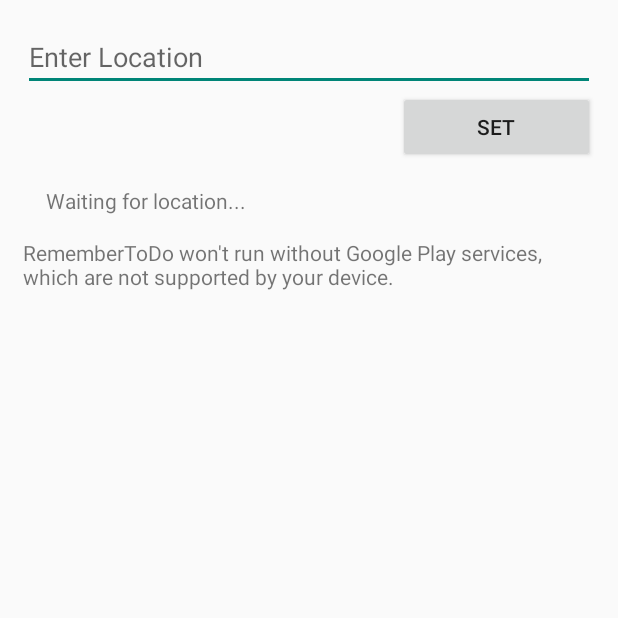
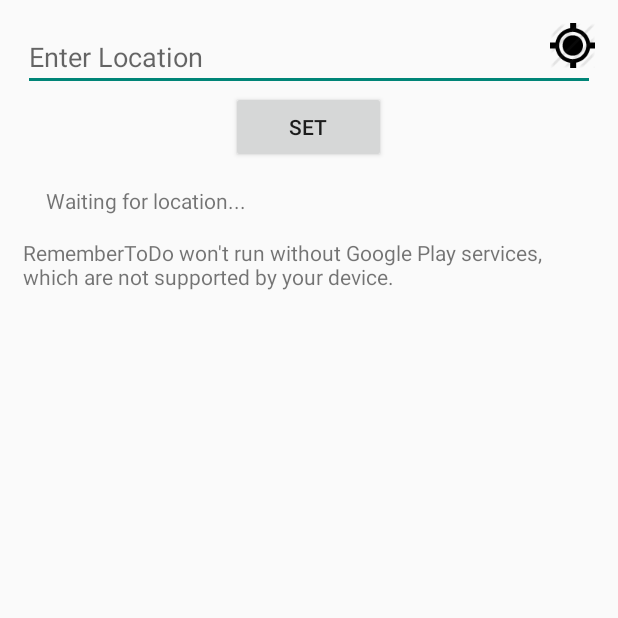
Before and after one commit to drorifar/RememberToDo, an Android app: the LocationActivity screen opened directly, with no data from a screen before it, on a phone screen of 412 x 824 dp, the top half of it. Run offline under Robolectric (Android 15) with nearby library versions, the phone set to English and light mode, and no system bars; 3 statements that could not run were skipped.

Commit message:
myLocationButton

```diff
--- a/RememberToDo/src/main/res/layout/create_task.xml
+++ b/RememberToDo/src/main/res/layout/create_task.xml
@@ -43,8 +43,6 @@
         android:src="@drawable/attachment"
         android:adjustViewBounds="true"/>
 
-
-
     <ImageView
         android:layout_width="76dp"
         android:layout_height="76dp"
@@ -60,8 +58,7 @@
         android:layout_width="84dp"
         android:layout_height="84dp"
         android:layout_gravity="center|bottom"
-        android:adjustViewBounds="true"
-        android:background="@drawable/tools_selector"/>
+        android:adjustViewBounds="true"/>
 
     <Button
         android:id="@+id/get_random_button"
--- a/RememberToDo/src/main/res/layout/location_picker.xml
+++ b/RememberToDo/src/main/res/layout/location_picker.xml
@@ -5,6 +5,10 @@
     android:layout_width="match_parent"
     android:orientation="vertical"
     android:layout_margin="15dp">
+
+    <RelativeLayout
+        android:layout_width="wrap_content"
+        android:layout_height="wrap_content">
 
         <EditText
             android:id="@+id/location_input"
@@ -14,12 +18,32 @@
             android:layout_height="wrap_content"
             android:hint="@string/enter_location"
             />
+
+        <ImageView
+            android:id="@+id/myLocation"
+            android:layout_width="wrap_content"
+            android:layout_height="wrap_content"
+            android:src="@drawable/my_location"
+            android:layout_alignParentTop="true"
+            android:layout_alignParentRight="true"
+            android:layout_alignParentEnd="true" />
+    </RelativeLayout>
+
+    <LinearLayout
+        android:orientation="horizontal"
+        android:layout_width="wrap_content"
+        android:layout_height="wrap_content"
+        android:weightSum="1">
+
+
+    </LinearLayout>
+
     <Button
         android:id="@+id/set_location"
-        android:layout_width="131dp"
+        android:layout_width="103dp"
         android:layout_height="wrap_content"
         android:text="Set"
-        android:layout_gravity="right" />
+        android:layout_gravity="center_horizontal" />
 
     <TextView
         android:padding="15dp"
--- a/RememberToDo/src/main/res/values/styles.xml
+++ b/RememberToDo/src/main/res/values/styles.xml
@@ -7,6 +7,7 @@
         <item name="android:icon">@android:color/transparent</item>
     </style>
 
+    <color name="white">#fff00000</color>
 
 
 </resources>
```
Also changed, not shown: RememberToDo/src/main/res/drawable-xhdpi/tools_selector.xml (deleted, +0 -7 lines). Lines whose indentation alone changed are shown as unchanged.
